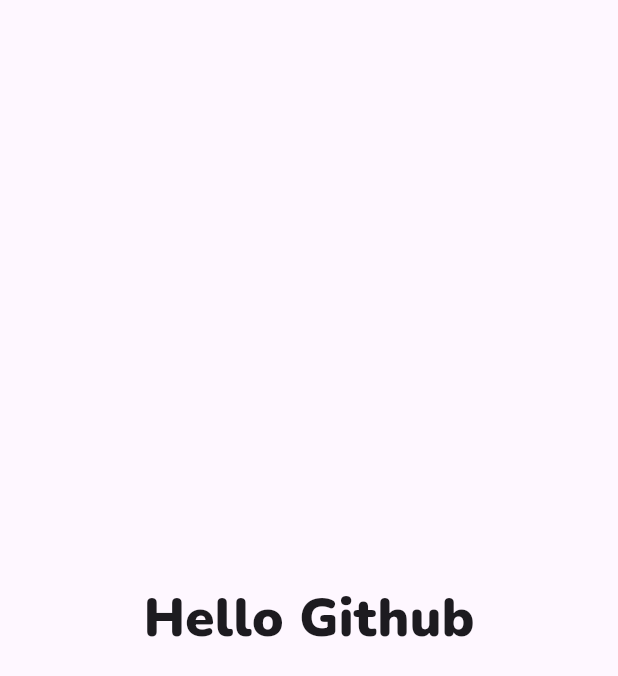
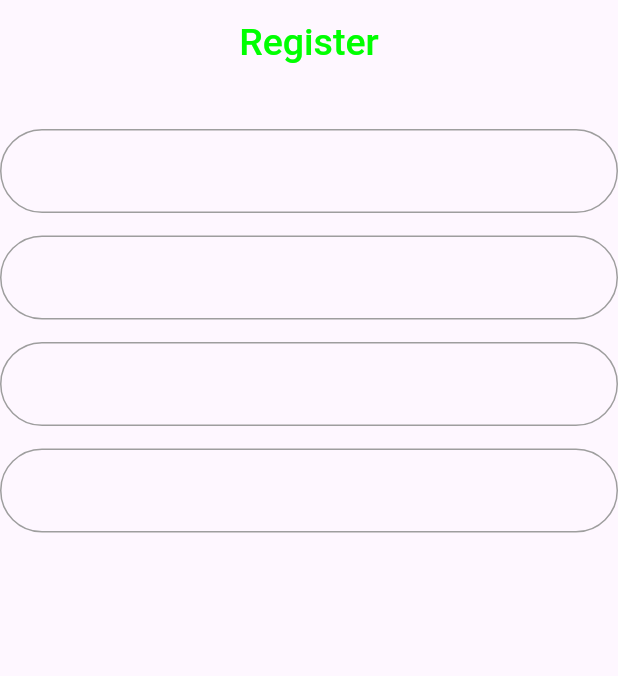
Before and after one commit to a-saber/NTI_course, a Flutter app: the screen it shows after launch, on a phone screen of 412 x 824 dp. Shown: the top 676 px of the screen. Run offline on Flutter 3.47's test engine with Material 3 defaults, Android fonts, the phone set to English and light mode, and no system bars.

Commit message:
add app_strings.dart, add views

```diff
--- /dev/null
+++ b/lib/core/localization/app_strings.dart
@@ -0,0 +1,5 @@
+abstract class AppStrings
+{
+  static const String register = 'Register';
+  static const String login = 'Login';
+}
--- /dev/null
+++ b/lib/core/utils/app_borders.dart
@@ -0,0 +1,6 @@
+import 'package:flutter/cupertino.dart';
+
+abstract class AppBorders
+{
+  static BorderRadius formFieldBorderRadius = BorderRadius.circular(30);
+}
--- a/lib/core/utils/app_colors.dart
+++ b/lib/core/utils/app_colors.dart
@@ -3,4 +3,6 @@ import 'package:flutter/material.dart';
 abstract class AppColors
 {
   static const Color green = Color(0xFF00FF00);
+  static const Color black = Color(0xFF000000);
+  static const Color grey = Color(0xFF9E9E9E);
 }
--- /dev/null
+++ b/lib/core/utils/app_paddings.dart
@@ -0,0 +1,6 @@
+import 'package:flutter/cupertino.dart';
+
+abstract class AppPaddings
+{
+  static const EdgeInsetsGeometry formFieldBottom = EdgeInsets.only(bottom: 15);
+}
--- a/lib/core/utils/app_sizes.dart
+++ b/lib/core/utils/app_sizes.dart
@@ -1,4 +1,5 @@
 abstract class AppSizes
 {
   static const double s10 = 10;
+  static const double spaceAboveForm = 30;
 }
--- /dev/null
+++ b/lib/features/auth/views/login_view.dart
@@ -0,0 +1,15 @@
+import 'package:flutter/material.dart';
+import 'package:nti_course/core/localization/app_strings.dart';
+
+class LoginView extends StatelessWidget {
+  const LoginView({super.key});
+
+  @override
+  Widget build(BuildContext context) {
+    return Scaffold(
+      appBar: AppBar(
+        title: Text(AppStrings.login),
+      ),
+    );
+  }
+}
--- /dev/null
+++ b/lib/features/auth/views/register_view.dart
@@ -0,0 +1,42 @@
+import 'package:flutter/material.dart';
+import 'package:nti_course/core/localization/app_strings.dart';
+import 'package:nti_course/core/utils/app_sizes.dart';
+
+import 'widgets/default_auth_from_field.dart';
+
+class RegisterView extends StatelessWidget {
+   RegisterView({super.key});
+
+  final TextEditingController nameController = TextEditingController();
+  final TextEditingController emailController = TextEditingController();
+  final TextEditingController passwordController = TextEditingController();
+  final TextEditingController passwordConfirmController = TextEditingController();
+
+  @override
+  Widget build(BuildContext context) {
+    return Scaffold(
+      appBar: AppBar(
+        title: Text(AppStrings.register),
+        centerTitle: true,
+      ),
+      body: Column(
+        children:
+        [
+          SizedBox(height: AppSizes.spaceAboveForm,),
+          DefaultAuthFormField(
+            controller: nameController,
+          ),
+          DefaultAuthFormField(
+            controller: emailController,
+          ),
+          DefaultAuthFormField(
+            controller: passwordController,
+          ),
+          DefaultAuthFormField(
+            controller: passwordConfirmController,
+          ),
+        ],
+      ),
+    );
+  }
+}
--- /dev/null
+++ b/lib/features/auth/views/widgets/default_auth_from_field.dart
@@ -0,0 +1,34 @@
+import 'package:flutter/material.dart';
+import 'package:nti_course/core/utils/app_borders.dart';
+import 'package:nti_course/core/utils/app_colors.dart';
+import 'package:nti_course/core/utils/app_paddings.dart';
+
+class DefaultAuthFormField extends StatelessWidget {
+  const DefaultAuthFormField({super.key, required this.controller});
+
+  final TextEditingController controller;
+  @override
+  Widget build(BuildContext context) {
+    return Padding(
+      padding: AppPaddings.formFieldBottom,
+      child: TextFormField(
+        controller: controller,
+        decoration: InputDecoration(
+          enabledBorder: OutlineInputBorder(
+            borderRadius: AppBorders.formFieldBorderRadius,
+            borderSide: const BorderSide(
+              color: AppColors.grey,
+            ),
+          ),
+          focusedBorder: OutlineInputBorder(
+            borderRadius: AppBorders.formFieldBorderRadius,
+            borderSide: const BorderSide(
+              color: AppColors.green,
+            ),
+          ),
+        ),
+
+      ),
+    );
+  }
+}
--- a/lib/main.dart
+++ b/lib/main.dart
@@ -1,4 +1,7 @@
 import 'package:flutter/material.dart';
+import 'package:nti_course/features/auth/views/register_view.dart';
+
+import 'core/utils/app_text_styles.dart';
 
 
 
@@ -12,17 +15,12 @@ class MyApp extends StatelessWidget {
   Widget build(BuildContext context) {
     return MaterialApp(
       theme: ThemeData(
+        appBarTheme: AppBarTheme(
+          titleTextStyle: AppTextStyles.s25W500CBlack(),
+        ),
         fontFamily: 'Nunito',
       ),
-      home: Scaffold(
-        body: Center(
-          child: Text('Hello Github',
-          style: TextStyle(
-            fontSize: 35,
-            fontWeight: FontWeight.w900
-          ),),
-        ),
-      )
+      home: RegisterView()
     );
   }
 }
```
